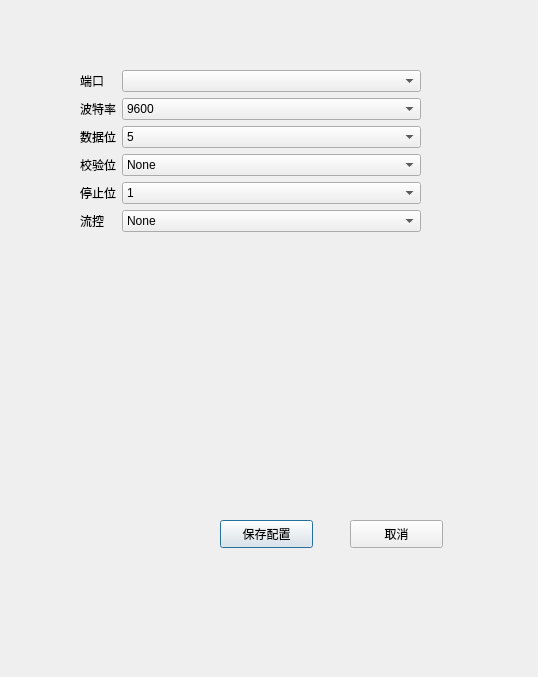
Above: SrrLED/dialogpreference.ui from psuvtk/718 before the change. Below: the same form after it.
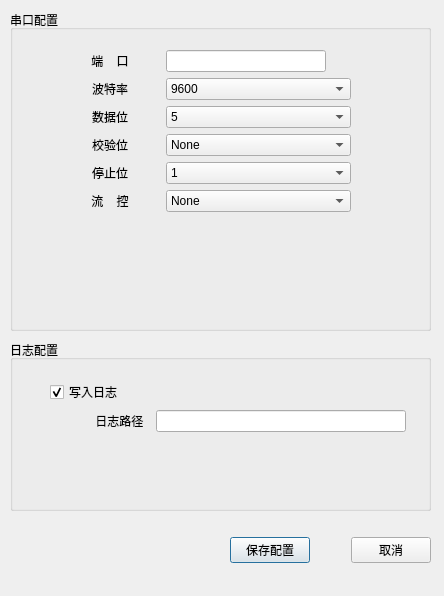
That is the form after the change.

```diff
--- a/SrrLED/dialogpreference.ui
+++ b/SrrLED/dialogpreference.ui
@@ -6,42 +6,75 @@
    <rect>
     <x>0</x>
     <y>0</y>
-    <width>538</width>
-    <height>677</height>
+    <width>444</width>
+    <height>596</height>
    </rect>
   </property>
   <property name="windowTitle">
    <string>Dialog</string>
   </property>
+  <widget class="QGroupBox" name="groupBox">
+   <property name="geometry">
+    <rect>
+     <x>10</x>
+     <y>10</y>
+     <width>421</width>
+     <height>321</height>
+    </rect>
+   </property>
+   <property name="title">
+    <string>串口配置</string>
+   </property>
   <widget class="QWidget" name="formLayoutWidget">
    <property name="geometry">
     <rect>
-     <x>80</x>
-     <y>70</y>
-     <width>341</width>
-     <height>181</height>
+      <x>50</x>
+      <y>40</y>
+      <width>291</width>
+      <height>254</height>
     </rect>
    </property>
    <layout class="QFormLayout" name="formLayout">
     <item row="1" column="0">
      <widget class="QLabel" name="label">
+       <property name="minimumSize">
+        <size>
+         <width>100</width>
+         <height>0</height>
+        </size>
+       </property>
       <property name="text">
-       <string>端口</string>
+        <string>端    口</string>
+       </property>
+       <property name="alignment">
+        <set>Qt::AlignCenter</set>
       </property>
      </widget>
     </item>
-    <item row="1" column="1">
-     <widget class="QComboBox" name="cbDevices"/>
-    </item>
     <item row="2" column="0">
      <widget class="QLabel" name="label_4">
+       <property name="minimumSize">
+        <size>
+         <width>100</width>
+         <height>0</height>
+        </size>
+       </property>
       <property name="text">
        <string>波特率</string>
       </property>
+       <property name="alignment">
+        <set>Qt::AlignCenter</set>
+       </property>
      </widget>
     </item>
     <item row="2" column="1">
      <widget class="QComboBox" name="cbBaudRate">
+       <property name="minimumSize">
+        <size>
+         <width>160</width>
+         <height>0</height>
+        </size>
+       </property>
       <item>
        <property name="text">
         <string>9600</string>
@@ -71,13 +104,28 @@
     </item>
     <item row="3" column="0">
      <widget class="QLabel" name="label_6">
+       <property name="minimumSize">
+        <size>
+         <width>100</width>
+         <height>0</height>
+        </size>
+       </property>
       <property name="text">
        <string>数据位</string>
       </property>
+       <property name="alignment">
+        <set>Qt::AlignCenter</set>
+       </property>
      </widget>
     </item>
     <item row="3" column="1">
      <widget class="QComboBox" name="cbDataBits">
+       <property name="minimumSize">
+        <size>
+         <width>160</width>
+         <height>0</height>
+        </size>
+       </property>
       <item>
        <property name="text">
         <string>5</string>
@@ -102,13 +150,28 @@
     </item>
     <item row="4" column="0">
      <widget class="QLabel" name="label_3">
+       <property name="minimumSize">
+        <size>
+         <width>100</width>
+         <height>0</height>
+        </size>
+       </property>
       <property name="text">
        <string>校验位</string>
       </property>
+       <property name="alignment">
+        <set>Qt::AlignCenter</set>
+       </property>
      </widget>
     </item>
     <item row="4" column="1">
      <widget class="QComboBox" name="cbParity">
+       <property name="minimumSize">
+        <size>
+         <width>160</width>
+         <height>0</height>
+        </size>
+       </property>
       <item>
        <property name="text">
         <string>None</string>
@@ -138,13 +201,28 @@
     </item>
     <item row="5" column="0">
      <widget class="QLabel" name="label_5">
+       <property name="minimumSize">
+        <size>
+         <width>100</width>
+         <height>0</height>
+        </size>
+       </property>
       <property name="text">
        <string>停止位</string>
       </property>
+       <property name="alignment">
+        <set>Qt::AlignCenter</set>
+       </property>
      </widget>
     </item>
     <item row="5" column="1">
      <widget class="QComboBox" name="cbStopBits">
+       <property name="minimumSize">
+        <size>
+         <width>160</width>
+         <height>0</height>
+        </size>
+       </property>
       <item>
        <property name="text">
         <string>1</string>
@@ -164,13 +242,28 @@
     </item>
     <item row="6" column="0">
      <widget class="QLabel" name="label_2">
+       <property name="minimumSize">
+        <size>
+         <width>100</width>
+         <height>0</height>
+        </size>
+       </property>
       <property name="text">
-       <string>流控</string>
+        <string>流    控</string>
+       </property>
+       <property name="alignment">
+        <set>Qt::AlignCenter</set>
       </property>
      </widget>
     </item>
     <item row="6" column="1">
      <widget class="QComboBox" name="cbFlowControl">
+       <property name="minimumSize">
+        <size>
+         <width>160</width>
+         <height>0</height>
+        </size>
+       </property>
       <item>
        <property name="text">
         <string>None</string>
@@ -188,33 +281,130 @@
       </item>
      </widget>
     </item>
-   </layout>
-  </widget>
+     <item row="1" column="1">
+      <widget class="QLineEdit" name="lineEditPortName">
+       <property name="minimumSize">
+        <size>
+         <width>160</width>
+         <height>0</height>
+        </size>
+       </property>
+       <property name="maximumSize">
+        <size>
+         <width>160</width>
+         <height>16777215</height>
+        </size>
+       </property>
+      </widget>
+     </item>
+    </layout>
+   </widget>
+  </widget>
+  <widget class="QWidget" name="horizontalLayoutWidget">
+   <property name="geometry">
+    <rect>
+     <x>230</x>
+     <y>530</y>
+     <width>201</width>
+     <height>41</height>
+    </rect>
+   </property>
+   <layout class="QHBoxLayout" name="horizontalLayout">
+    <item>
   <widget class="QPushButton" name="pbSave">
-   <property name="geometry">
-    <rect>
-     <x>220</x>
-     <y>520</y>
-     <width>93</width>
-     <height>28</height>
-    </rect>
-   </property>
    <property name="text">
     <string>保存配置</string>
    </property>
   </widget>
+    </item>
+    <item>
+     <spacer name="horizontalSpacer">
+      <property name="orientation">
+       <enum>Qt::Horizontal</enum>
+      </property>
+      <property name="sizeHint" stdset="0">
+       <size>
+        <width>40</width>
+        <height>20</height>
+       </size>
+      </property>
+     </spacer>
+    </item>
+    <item>
   <widget class="QPushButton" name="pbCancel">
-   <property name="geometry">
-    <rect>
-     <x>350</x>
-     <y>520</y>
-     <width>93</width>
-     <height>28</height>
-    </rect>
-   </property>
    <property name="text">
     <string>取消</string>
    </property>
+     </widget>
+    </item>
+   </layout>
+  </widget>
+  <widget class="QGroupBox" name="groupBox_2">
+   <property name="geometry">
+    <rect>
+     <x>10</x>
+     <y>340</y>
+     <width>421</width>
+     <height>171</height>
+    </rect>
+   </property>
+   <property name="title">
+    <string>日志配置</string>
+   </property>
+   <widget class="QWidget" name="formLayoutWidget_2">
+    <property name="geometry">
+     <rect>
+      <x>40</x>
+      <y>40</y>
+      <width>361</width>
+      <height>77</height>
+     </rect>
+    </property>
+    <layout class="QFormLayout" name="formLayout_2">
+     <item row="2" column="0">
+      <widget class="QLabel" name="label_7">
+       <property name="minimumSize">
+        <size>
+         <width>100</width>
+         <height>0</height>
+        </size>
+       </property>
+       <property name="text">
+        <string>     日志路径  </string>
+       </property>
+       <property name="alignment">
+        <set>Qt::AlignRight|Qt::AlignTrailing|Qt::AlignVCenter</set>
+       </property>
+      </widget>
+     </item>
+     <item row="2" column="1">
+      <widget class="QLineEdit" name="lineEditLogFilePath">
+       <property name="minimumSize">
+        <size>
+         <width>250</width>
+         <height>0</height>
+        </size>
+       </property>
+       <property name="maximumSize">
+        <size>
+         <width>160</width>
+         <height>16777215</height>
+        </size>
+       </property>
+      </widget>
+     </item>
+     <item row="1" column="0">
+      <widget class="QCheckBox" name="cbEnableLogging">
+       <property name="text">
+        <string>写入日志</string>
+       </property>
+       <property name="checked">
+        <bool>true</bool>
+       </property>
+      </widget>
+     </item>
+    </layout>
+   </widget>
   </widget>
  </widget>
  <resources/>
```
Lines whose indentation alone changed are shown as unchanged.
